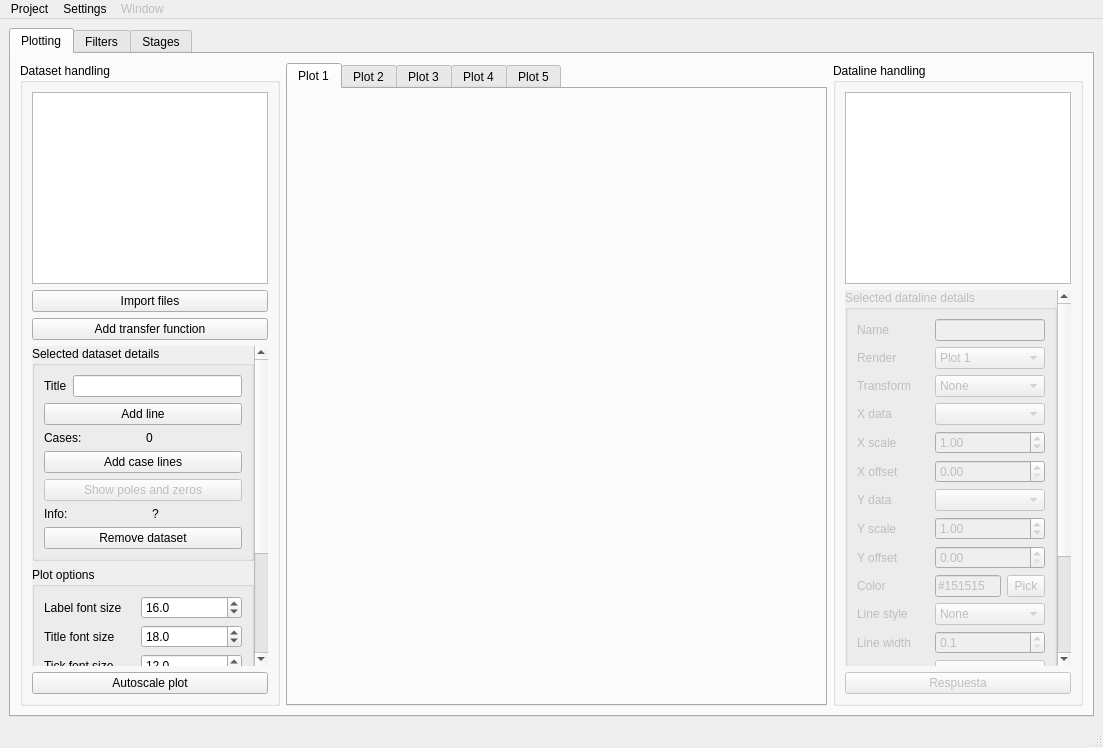
Qt form designer/mainwindow.ui (TC-II/TC2-FilterTool) before a commit.
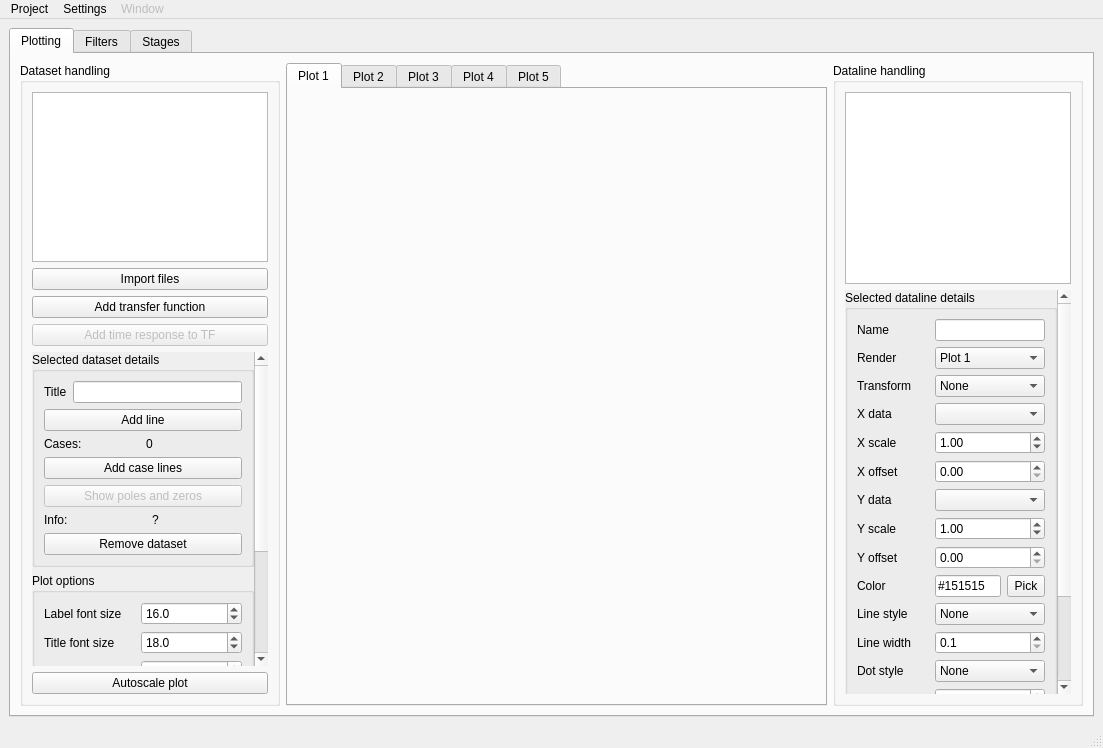
The same form after that commit. The open tabs and pages were chosen to show the change. Icons and pictures are not drawn. Custom widgets are drawn as their Qt base class.

Commit message: mejoro response window y habilito parte de plotting

```diff
--- a/designer/mainwindow.ui
+++ b/designer/mainwindow.ui
@@ -36,7 +36,7 @@
        </font>
       </property>
       <property name="currentIndex">
-       <number>1</number>
+       <number>0</number>
       </property>
       <widget class="QWidget" name="tab">
        <attribute name="title">
@@ -60,14 +60,48 @@
           <property name="title">
            <string>Dataset handling</string>
           </property>
-          <layout class="QGridLayout" name="gridLayout" rowstretch="0,0,0,1,0">
+          <layout class="QGridLayout" name="gridLayout" rowstretch="0,0,0,1,0,0">
            <property name="topMargin">
             <number>9</number>
            </property>
            <property name="rightMargin">
             <number>9</number>
            </property>
-           <item row="3" column="0">
+           <item row="0" column="0">
+            <widget class="QListWidget" name="dataset_list">
+             <property name="minimumSize">
+              <size>
+               <width>0</width>
+               <height>0</height>
+              </size>
+             </property>
+             <property name="maximumSize">
+              <size>
+               <width>16777215</width>
+               <height>16777215</height>
+              </size>
+             </property>
+             <property name="alternatingRowColors">
+              <bool>true</bool>
+             </property>
+             <property name="selectionBehavior">
+              <enum>QAbstractItemView::SelectItems</enum>
+             </property>
+             <property name="modelColumn">
+              <number>0</number>
+             </property>
+             <property name="uniformItemSizes">
+              <bool>true</bool>
+             </property>
+             <property name="selectionRectVisible">
+              <bool>true</bool>
+             </property>
+             <property name="sortingEnabled">
+              <bool>false</bool>
+             </property>
+            </widget>
+           </item>
+           <item row="4" column="0">
             <widget class="QScrollArea" name="scrollArea">
              <property name="sizePolicy">
               <sizepolicy hsizetype="Ignored" vsizetype="Expanding">
@@ -107,8 +141,8 @@
                <rect>
                 <x>0</x>
                 <y>0</y>
-                <width>217</width>
-                <height>544</height>
+                <width>223</width>
+                <height>469</height>
                </rect>
               </property>
               <property name="sizePolicy">
@@ -500,6 +534,13 @@
              </widget>
             </widget>
            </item>
+           <item row="5" column="0">
+            <widget class="QPushButton" name="plt_autoscale">
+             <property name="text">
+              <string>Autoscale plot</string>
+             </property>
+            </widget>
+           </item>
            <item row="1" column="0">
             <widget class="QPushButton" name="import_file_btn">
              <property name="text">
@@ -507,40 +548,6 @@
              </property>
             </widget>
            </item>
-           <item row="0" column="0">
-            <widget class="QListWidget" name="dataset_list">
-             <property name="minimumSize">
-              <size>
-               <width>0</width>
-               <height>0</height>
-              </size>
-             </property>
-             <property name="maximumSize">
-              <size>
-               <width>16777215</width>
-               <height>16777215</height>
-              </size>
-             </property>
-             <property name="alternatingRowColors">
-              <bool>true</bool>
-             </property>
-             <property name="selectionBehavior">
-              <enum>QAbstractItemView::SelectItems</enum>
-             </property>
-             <property name="modelColumn">
-              <number>0</number>
-             </property>
-             <property name="uniformItemSizes">
-              <bool>true</bool>
-             </property>
-             <property name="selectionRectVisible">
-              <bool>true</bool>
-             </property>
-             <property name="sortingEnabled">
-              <bool>false</bool>
-             </property>
-            </widget>
-           </item>
            <item row="2" column="0">
             <widget class="QPushButton" name="function_btn">
              <property name="text">
@@ -548,10 +555,19 @@
              </property>
             </widget>
            </item>
-           <item row="4" column="0">
-            <widget class="QPushButton" name="plt_autoscale">
+           <item row="3" column="0">
+            <widget class="QPushButton" name="resp_btn">
+             <property name="enabled">
+              <bool>false</bool>
+             </property>
+             <property name="minimumSize">
+              <size>
+               <width>60</width>
+               <height>0</height>
+              </size>
+             </property>
              <property name="text">
-              <string>Autoscale plot</string>
+              <string>Add time response to TF</string>
              </property>
             </widget>
            </item>
@@ -644,7 +660,7 @@
           <property name="title">
            <string>Dataline handling</string>
           </property>
-          <layout class="QGridLayout" name="gridLayout_3" rowstretch="0,1,0">
+          <layout class="QGridLayout" name="gridLayout_3" rowstretch="0,1">
            <item row="0" column="0">
             <widget class="QListWidget" name="dataline_list">
              <property name="maximumSize">
@@ -677,8 +693,8 @@
                <rect>
                 <x>0</x>
                 <y>0</y>
-                <width>205</width>
-                <height>582</height>
+                <width>213</width>
+                <height>510</height>
                </rect>
               </property>
               <property name="sizePolicy">
@@ -706,7 +722,7 @@
                <item row="0" column="0">
                 <widget class="QGroupBox" name="dataline_gb">
                  <property name="enabled">
-                  <bool>false</bool>
+                  <bool>true</bool>
                  </property>
                  <property name="minimumSize">
                   <size>
@@ -1372,22 +1388,6 @@
              </widget>
             </widget>
            </item>
-           <item row="2" column="0">
-            <widget class="QPushButton" name="resp_btn">
-             <property name="enabled">
-              <bool>false</bool>
-             </property>
-             <property name="minimumSize">
-              <size>
-               <width>60</width>
-               <height>0</height>
-              </size>
-             </property>
-             <property name="text">
-              <string>Respuesta</string>
-             </property>
-            </widget>
-           </item>
           </layout>
          </widget>
         </item>
@@ -1522,8 +1522,8 @@
                   <rect>
                    <x>0</x>
                    <y>0</y>
-                   <width>233</width>
-                   <height>514</height>
+                   <width>98</width>
+                   <height>446</height>
                   </rect>
                  </property>
                  <property name="sizePolicy">
@@ -2049,9 +2049,9 @@
               <property name="geometry">
                <rect>
                 <x>0</x>
-                <y>-148</y>
-                <width>257</width>
-                <height>449</height>
+                <y>0</y>
+                <width>98</width>
+                <height>395</height>
                </rect>
               </property>
               <property name="sizePolicy">
@@ -2604,8 +2604,8 @@
             <rect>
              <x>0</x>
              <y>0</y>
-             <width>279</width>
-             <height>755</height>
+             <width>98</width>
+             <height>659</height>
             </rect>
            </property>
            <property name="sizePolicy">
@@ -3239,7 +3239,7 @@
      <x>0</x>
      <y>0</y>
      <width>1103</width>
-     <height>26</height>
+     <height>21</height>
     </rect>
    </property>
    <widget class="QMenu" name="menuProject">
```
Left out of the diff: 1 changed line with no effect on the pictures. The commit also changes 5 other files.
